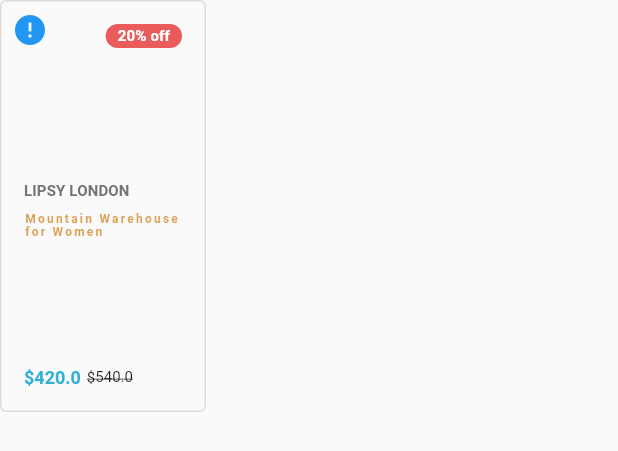
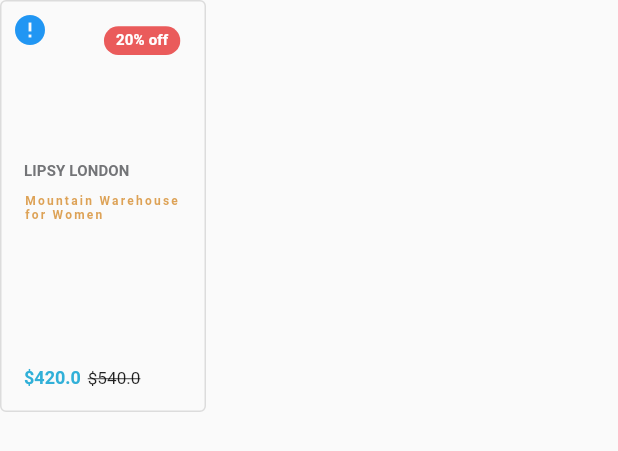
Before and after one commit to massoudsa55/Shopping-Now, a Flutter app: the ProductCard widget shown alone on an empty page, opened directly with sample values from the repository, on a phone screen of 412 x 824 dp. Shown: the top 451 px of the screen. Run offline on Flutter 3.47's test engine with Material 2 defaults, Android fonts, the phone set to English and light mode, and no system bars; drawn by our look-alikes of cached_network_image; our stand-ins replace animate_do, dartz, dio, equatable, flutter_credit_card, flutter_screenutil and 7 more; accounts and stored records are empty; generated files the repository leaves out were written again; network calls fail.

Commit message:
refactor(responsive): refactor more responcive code and upgrade flutter to lst version

```diff
--- a/lib/main.dart
+++ b/lib/main.dart
@@ -1,10 +1,10 @@
-import 'package:firebase_core/firebase_core.dart';
+// import 'package:firebase_core/firebase_core.dart';
 import 'package:flutter/material.dart';
 
 import 'app/app.dart';
 
 void main() async {
-  WidgetsFlutterBinding.ensureInitialized();
-  await Firebase.initializeApp();
+  // WidgetsFlutterBinding.ensureInitialized();
+  // await Firebase.initializeApp();
   runApp(MyApp());
 }
--- a/lib/presentation/views/screens/home/search/search_screen.dart
+++ b/lib/presentation/views/screens/home/search/search_screen.dart
@@ -40,8 +40,8 @@ class SearchScreen extends StatelessWidget {
       ),
       actions: [
         Padding(
-            padding: EdgeInsets.symmetric(horizontal: AppSize.s16),
-            IconButton(
+          padding: const EdgeInsets.symmetric(horizontal: AppSize.s16),
+          child: IconButton(
             onPressed: () {},
             icon: SvgPicture.asset(
               IconAssets.close,
--- a/lib/presentation/views/widgets/home/product/product_card.dart
+++ b/lib/presentation/views/widgets/home/product/product_card.dart
@@ -1,6 +1,8 @@
 import 'package:flutter/material.dart';
+import 'package:flutter_screenutil/flutter_screenutil.dart';
 
 import '../../../../../app/app_constants.dart';
+import '../../../../../app/extensions.dart';
 import '../../../../../app/resources/colors/color_manager.dart';
 import '../../../../../app/resources/values/app_size.dart';
 import '../../../../../domain/models/product_model.dart';
@@ -17,8 +19,7 @@ class ProductCard extends StatelessWidget {
 
   @override
   Widget build(BuildContext context) {
-    final mediaQuery = MediaQuery.of(context);
-    Size size = Size(mediaQuery.size.width / 3, mediaQuery.size.height / 3);
+    final size = Size(context.width / 3, context.height / 3);
     return OutlinedButton(
       onPressed: press,
       onLongPress: () {},
@@ -29,18 +30,18 @@ class ProductCard extends StatelessWidget {
       child: Column(
         children: [
           AspectRatio(
-            aspectRatio: AppSize.s1_15,
+            aspectRatio: AppSize.s1_15.sp,
             child: Stack(
               children: [
                 NetworkImageWithLoader(product.image, radius: AppSize.s12),
                 if (product.dicountpercent != null)
                   Positioned(
-                    right: AppSize.s8,
-                    top: AppSize.s8,
+                    right: AppSize.s8.w,
+                    top: AppSize.s8.h,
                     child: Container(
                       padding:
                           const EdgeInsets.symmetric(horizontal: AppSize.s8),
-                      height: AppSize.s16,
+                      height: AppSize.s16.h,
                       decoration: const BoxDecoration(
                         color: errorColor,
                         borderRadius:
@@ -71,7 +72,7 @@ class ProductCard extends StatelessWidget {
                         .titleSmall!
                         .copyWith(color: ColorManager.grey),
                   ),
-                  const SizedBox(height: AppSize.s8),
+                  SizedBox(height: AppSize.s8.h),
                   Text(
                     product.title,
                     maxLines: AppSize.s2.toInt(),
@@ -90,7 +91,7 @@ class ProductCard extends StatelessWidget {
                                   .bodySmall!
                                   .copyWith(color: ColorManager.blue),
                             ),
-                            const SizedBox(width: AppSize.s16 / 4),
+                            SizedBox(width: AppSize.s4.w),
                             Text(
                               "\$${product.price}",
                               style: TextStyle(
@@ -98,7 +99,7 @@ class ProductCard extends StatelessWidget {
                                     .textTheme
                                     .bodyText2!
                                     .color,
-                                fontSize: AppSize.s10,
+                                fontSize: AppSize.s10.sp,
                                 decoration: TextDecoration.lineThrough,
                               ),
                             ),
```
Also changed, not shown: pubspec.lock, 2 other files. Lines whose indentation alone changed are shown as unchanged.
